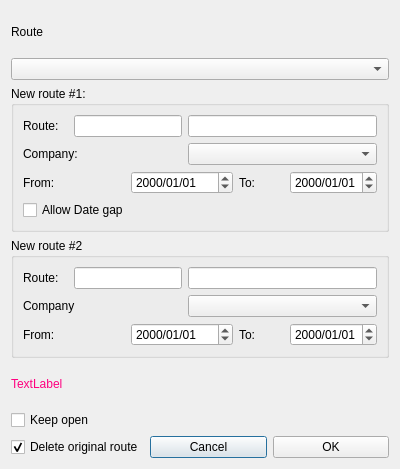
Qt form mapper_app/ui/splitroute.ui (allenck/mapper) before a commit.
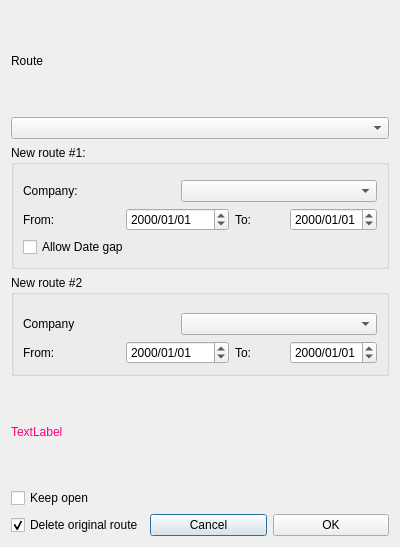
The same form after that commit. Custom widgets are drawn as their Qt base class.

```diff
--- a/mapper_app/ui/splitroute.ui
+++ b/mapper_app/ui/splitroute.ui
@@ -7,50 +7,40 @@
     <x>0</x>
     <y>0</y>
     <width>400</width>
-    <height>469</height>
+    <height>547</height>
    </rect>
   </property>
   <property name="windowTitle">
    <string>Dialog</string>
   </property>
-  <layout class="QVBoxLayout" name="verticalLayout">
-   <item>
+  <layout class="QGridLayout" name="gridLayout_3">
+   <item row="0" column="0">
     <widget class="QLabel" name="label">
      <property name="text">
       <string>Route</string>
      </property>
     </widget>
    </item>
-   <item>
+   <item row="1" column="0">
     <widget class="QComboBox" name="cbRoutes"/>
    </item>
-   <item>
+   <item row="2" column="0">
     <widget class="QGroupBox" name="groupBox1">
      <property name="title">
       <string>New route #1:</string>
      </property>
      <layout class="QGridLayout" name="gridLayout">
-      <item row="0" column="0">
-       <widget class="QLabel" name="label_2">
-        <property name="text">
-         <string>Route:</string>
+      <item row="2" column="2" colspan="2">
+       <widget class="QDateEdit" name="dateFrom1">
+        <property name="displayFormat">
+         <string>yyyy/MM/dd</string>
         </property>
        </widget>
       </item>
-      <item row="0" column="1" colspan="2">
-       <widget class="QLineEdit" name="txtNewRouteNbr1">
-        <property name="toolTip">
-         <string>&lt;html&gt;&lt;head/&gt;&lt;body&gt;&lt;p&gt;Enter an existing route number, e.g. '20' or 'M1'. Enter a range, eg. '200,299' to create a new numeric number in that range.&lt;/p&gt;&lt;/body&gt;&lt;/html&gt;</string>
-        </property>
-        <property name="maxLength">
-         <number>6</number>
-        </property>
-       </widget>
-      </item>
-      <item row="0" column="3" colspan="3">
-       <widget class="QLineEdit" name="txtNewRouteName1">
-        <property name="maxLength">
-         <number>125</number>
+      <item row="2" column="5">
+       <widget class="QDateEdit" name="dateTo1">
+        <property name="displayFormat">
+         <string>yyyy/MM/dd</string>
         </property>
        </widget>
       </item>
@@ -71,13 +61,6 @@
         </property>
        </widget>
       </item>
-      <item row="2" column="2" colspan="2">
-       <widget class="QDateEdit" name="dateFrom1">
-        <property name="displayFormat">
-         <string>yyyy/MM/dd</string>
-        </property>
-       </widget>
-      </item>
       <item row="2" column="4">
        <widget class="QLabel" name="label_7">
         <property name="text">
@@ -85,13 +68,6 @@
         </property>
        </widget>
       </item>
-      <item row="2" column="5">
-       <widget class="QDateEdit" name="dateTo1">
-        <property name="displayFormat">
-         <string>yyyy/MM/dd</string>
-        </property>
-       </widget>
-      </item>
       <item row="3" column="0" colspan="4">
        <widget class="QCheckBox" name="chkAllowGap">
         <property name="text">
@@ -99,81 +75,63 @@
         </property>
        </widget>
       </item>
+      <item row="0" column="0" colspan="6">
+       <widget class="RouteNameWidget" name="rnw1" native="true"/>
+      </item>
      </layout>
     </widget>
    </item>
-   <item>
+   <item row="3" column="0">
     <widget class="QGroupBox" name="groupBox2">
      <property name="title">
       <string>New route #2</string>
      </property>
      <layout class="QGridLayout" name="gridLayout_2">
-      <item row="1" column="0">
-       <widget class="QLabel" name="label_3">
-        <property name="text">
-         <string>Route:</string>
-        </property>
-       </widget>
-      </item>
-      <item row="1" column="1" colspan="2">
-       <widget class="QLineEdit" name="txtNewRouteNbr2">
-        <property name="toolTip">
-         <string>&lt;html&gt;&lt;head/&gt;&lt;body&gt;&lt;p&gt;Enter an existing route number, e.g. '20' or 'M1'. Enter a range, eg. '200,299' to create a new numeric number in that range.&lt;/p&gt;&lt;/body&gt;&lt;/html&gt;</string>
-        </property>
-        <property name="maxLength">
-         <number>6</number>
-        </property>
-       </widget>
-      </item>
       <item row="1" column="3" colspan="3">
-       <widget class="QLineEdit" name="txtNewRouteName2">
-        <property name="maxLength">
-         <number>125</number>
-        </property>
-       </widget>
-      </item>
-      <item row="2" column="0" colspan="2">
-       <widget class="QLabel" name="label_5">
-        <property name="text">
-         <string>Company</string>
-        </property>
-       </widget>
-      </item>
-      <item row="2" column="3" colspan="3">
        <widget class="QComboBox" name="cbCompany2"/>
       </item>
-      <item row="3" column="0" colspan="2">
+      <item row="2" column="5">
+       <widget class="QDateEdit" name="dateTo2">
+        <property name="displayFormat">
+         <string>yyyy/MM/dd</string>
+        </property>
+       </widget>
+      </item>
+      <item row="2" column="0" colspan="2">
        <widget class="QLabel" name="label_8">
         <property name="text">
          <string>From:</string>
         </property>
        </widget>
       </item>
-      <item row="3" column="2" colspan="2">
+      <item row="2" column="2" colspan="2">
        <widget class="QDateEdit" name="dateFrom2">
         <property name="displayFormat">
          <string>yyyy/MM/dd</string>
         </property>
        </widget>
       </item>
-      <item row="3" column="4">
+      <item row="1" column="0" colspan="2">
+       <widget class="QLabel" name="label_5">
+        <property name="text">
+         <string>Company</string>
+        </property>
+       </widget>
+      </item>
+      <item row="2" column="4">
        <widget class="QLabel" name="label_9">
         <property name="text">
          <string>To:</string>
         </property>
        </widget>
       </item>
-      <item row="3" column="5">
-       <widget class="QDateEdit" name="dateTo2">
-        <property name="displayFormat">
-         <string>yyyy/MM/dd</string>
-        </property>
-       </widget>
+      <item row="0" column="0" colspan="6">
+       <widget class="RouteNameWidget" name="rnw2" native="true"/>
       </item>
      </layout>
     </widget>
    </item>
-   <item>
+   <item row="4" column="0">
     <widget class="QLabel" name="lblHelp">
      <property name="palette">
       <palette>
@@ -217,14 +175,14 @@
      </property>
     </widget>
    </item>
-   <item>
+   <item row="5" column="0">
     <widget class="QCheckBox" name="cbKeepOpen">
      <property name="text">
       <string>Keep open</string>
      </property>
     </widget>
    </item>
-   <item>
+   <item row="6" column="0">
     <layout class="QHBoxLayout" name="horizontalLayout">
      <item>
       <widget class="QCheckBox" name="chkDeleteOriginal">
@@ -254,6 +212,14 @@
    </item>
   </layout>
  </widget>
+ <customwidgets>
+  <customwidget>
+   <class>RouteNameWidget</class>
+   <extends>QWidget</extends>
+   <header>routenamewidget.h</header>
+   <container>1</container>
+  </customwidget>
+ </customwidgets>
  <resources/>
  <connections/>
 </ui>
```
